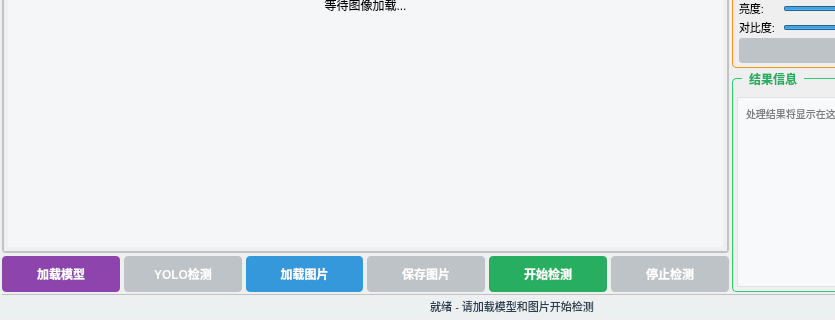
Old version of the form QT_AntennaDetect/ui/widget.ui in the repository programmerlin/QT_AntennaDetect; both pictures show x 0 to 835 and y 280 to 600 of the 1024 by 600 pixel window.
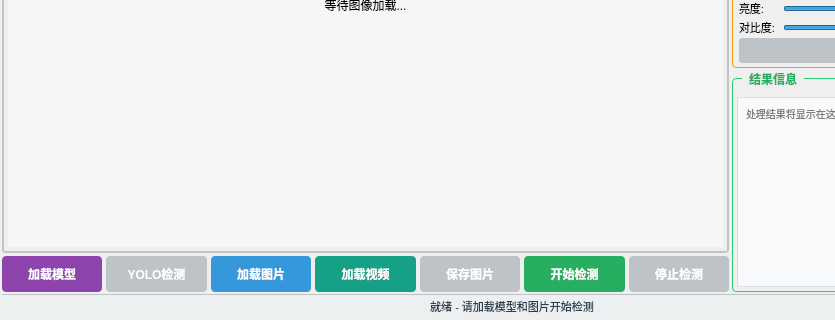
New version of the form.

The edit to the form file:
```diff
--- a/QT_AntennaDetect/ui/widget.ui
+++ b/QT_AntennaDetect/ui/widget.ui
@@ -249,6 +249,44 @@
            </property>
           </widget>
          </item>
+         <item>
+          <widget class="QPushButton" name="loadVideoBtn">
+           <property name="enabled">
+            <bool>true</bool>
+           </property>
+           <property name="minimumSize">
+            <size>
+             <width>85</width>
+             <height>36</height>
+            </size>
+           </property>
+           <property name="maximumSize">
+            <size>
+             <width>120</width>
+             <height>36</height>
+            </size>
+           </property>
+           <property name="toolTip">
+            <string>加载AVI视频文件并进行逐帧检测</string>
+           </property>
+           <property name="styleSheet">
+            <string>QPushButton {
+               background-color: #16a085;
+               color: white;
+               border: none;
+               border-radius: 4px;
+               font-weight: bold;
+               font-size: 12px;
+             }
+             QPushButton:hover { background-color: #138d75; }
+             QPushButton:pressed { background-color: #117a65; }
+             QPushButton:disabled { background-color: #bdc3c7; }</string>
+           </property>
+           <property name="text">
+            <string>加载视频</string>
+           </property>
+          </widget>
+         </item>
          <item>
           <widget class="QPushButton" name="saveImageBtn">
            <property name="enabled">
```
Left out of the diff: 1 changed line with no effect on the pictures.
